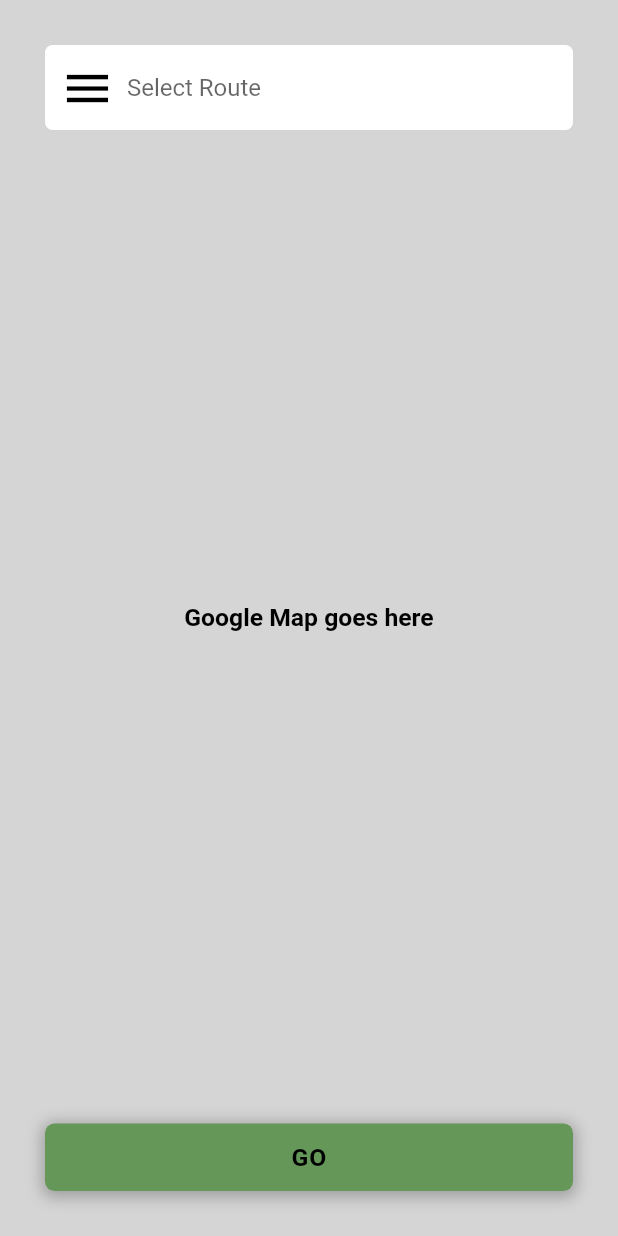
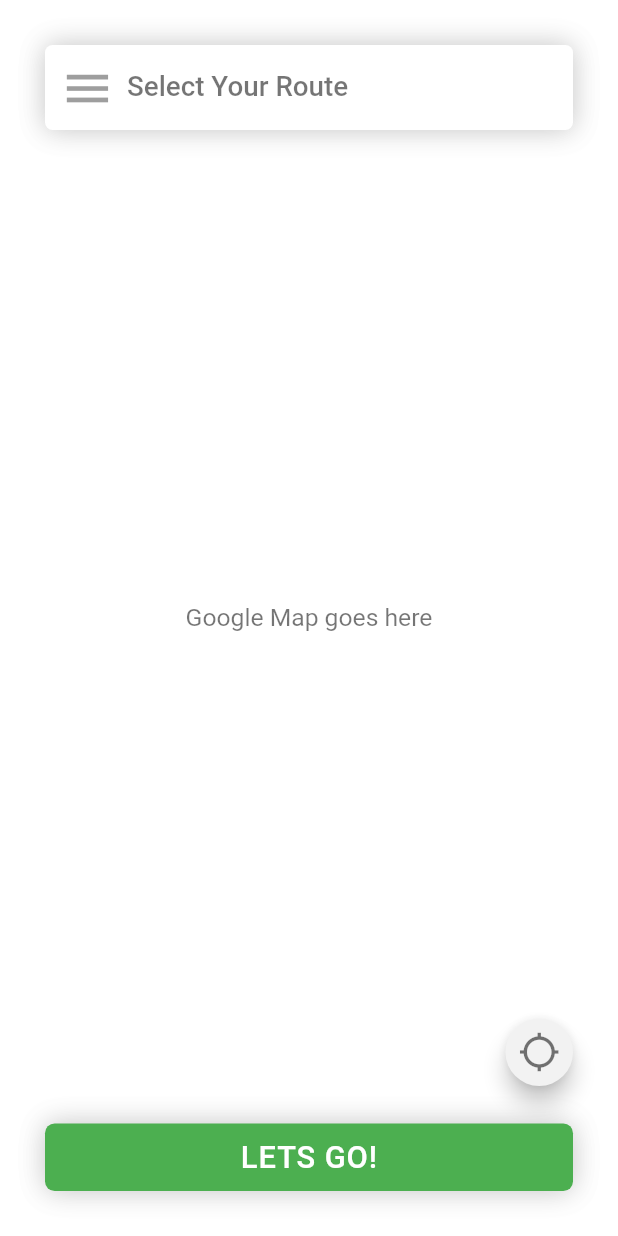
Before and after one commit to mshahzaib1629/transpo_tracky_mobile_app, a Flutter app: the PassengerHomePage screen opened directly, on a phone screen of 412 x 824 dp. Run offline on Flutter 3.47's test engine with Material 2 defaults, Android fonts, the phone set to English and light mode, and no system bars; our stand-ins replace font_awesome_flutter.

Commit message:
App Theme and Font Styling Modified

```diff
--- a/lib/main.dart
+++ b/lib/main.dart
@@ -1,9 +1,7 @@
 import 'package:flutter/material.dart';
 import 'package:flutter/services.dart';
-import 'package:transpo_tracky_mobile_app/driver_pages/route_detail_page.dart';
-import 'package:transpo_tracky_mobile_app/driver_pages/view_all_routes_page.dart';
 import 'package:transpo_tracky_mobile_app/size_config.dart';
-import 'package:transpo_tracky_mobile_app/testing.dart';
+import 'package:transpo_tracky_mobile_app/testing_files_raw_data/theme_color_test.dart';
 
 import './login_page.dart';
 import 'styling.dart';
@@ -33,7 +31,7 @@ class _MyAppState extends State<MyApp> {
         builder: (context, orientation) {
           SizeConfig().init(constraints, orientation);
           return MaterialApp(
-          home: Testing(),
+          home: LoginPage(),
           theme: AppTheme.lightTheme,
         );
         }
--- a/lib/passenger_pages.dart/passenger_home_page.dart
+++ b/lib/passenger_pages/passenger_home_page.dart
@@ -6,8 +6,7 @@ import '../styling.dart';
 class PassengerHomePage extends StatelessWidget {
   Widget _buildMap(BuildContext context) {
     return Container(
-      color: Colors.black12,
-      // height: 32.8125 * SizeConfig.heightMultiplier,
+      color: Colors.white,
       child: Center(
         child: Text('Google Map goes here'),
       ),
@@ -20,22 +19,30 @@ class PassengerHomePage extends StatelessWidget {
       decoration: BoxDecoration(
           color: Colors.white,
           // border: Border.all(width: 1.0, color: Colors.black26),
-          borderRadius: BorderRadius.circular(5.0)),
+          borderRadius: BorderRadius.circular(5.0),
+          boxShadow: [
+            BoxShadow(
+              color: Colors.black12,
+              offset: Offset(0.0, 0.5),
+              blurRadius: 15,
+            ),
+            BoxShadow(
+              color: Colors.black12,
+              offset: Offset(0.0, -0.5),
+              blurRadius: 15,
+            ),
+          ]),
       child: Row(
         children: <Widget>[
           IconButton(
             icon: Icon(Icons.menu),
-            color: Colors.black,
+            color: Theme.of(context).iconTheme.color,
             onPressed: () {},
           ),
-          Expanded(
-            child: TextField(
-              // cursorWidth: ,
-              decoration: InputDecoration(
-                hintText: 'Select Route',
-                border: InputBorder.none,
-              ),
-              style: TextStyle(),
+          GestureDetector(
+            child: Text(
+              'Select Your Route',
+              style: Theme.of(context).textTheme.body2,
             ),
           )
         ],
@@ -43,27 +50,48 @@ class PassengerHomePage extends StatelessWidget {
     );
   }
 
-  Widget _buildLoginButton(BuildContext context) {
+  Widget _buildCurrentLocationButton(BuildContext context) {
+    return Container(
+      margin: EdgeInsets.only(bottom: 25.0),
+      height: 45.0,
+      width: 45.0,
+      child: FloatingActionButton(
+        onPressed: () {},
+        backgroundColor: Theme.of(context).scaffoldBackgroundColor,
+        child: Icon(
+          Icons.location_searching,
+          color: Colors.black54,
+          size: 28,
+        ),
+      ),
+    );
+  }
+
+  Widget _buildGoButton(BuildContext context) {
     return GestureDetector(
       onTap: () {},
       child: Container(
         height: 45,
         width: double.infinity,
         decoration: BoxDecoration(
-            color: Theme.of(context).accentColor,
+            color: Theme.of(context).buttonColor,
             borderRadius:
                 BorderRadius.circular(0.78 * SizeConfig.heightMultiplier),
             boxShadow: [
               BoxShadow(
-                  color: Colors.black26,
-                  offset: Offset(0.0 * SizeConfig.heightMultiplier,
-                      0.23 * SizeConfig.heightMultiplier),
-                  blurRadius: 1.02 * SizeConfig.heightMultiplier,
-                  spreadRadius: 0.2 * SizeConfig.heightMultiplier),
+                color: Colors.black12,
+                offset: Offset(0.0, 0.5),
+                blurRadius: 15,
+              ),
+              BoxShadow(
+                color: Colors.black12,
+                offset: Offset(0.0, -0.5),
+                blurRadius: 15,
+              ),
             ]),
         child: Center(
             child: Text(
-          'GO',
+          'LETS GO!',
           style: Theme.of(context).textTheme.button,
         )),
       ),
@@ -83,7 +111,13 @@ class PassengerHomePage extends StatelessWidget {
               mainAxisAlignment: MainAxisAlignment.spaceBetween,
               children: <Widget>[
                 _buildTopBar(context),
-                _buildLoginButton(context),
+                Column(
+                  crossAxisAlignment: CrossAxisAlignment.end,
+                  children: <Widget>[
+                    _buildCurrentLocationButton(context),
+                    _buildGoButton(context),
+                  ],
+                ),
               ],
             ),
           )
--- a/lib/styling.dart
+++ b/lib/styling.dart
@@ -5,11 +5,11 @@ class AppTheme {
   AppTheme();
   static const Color primaryColor = Color(0xFF344a32);
   static const Color appBackgroundColor = Color(0xFFf2f2f2);
-  static const Color indicatorColor = Color(0xFFD8ECF1);
+  // static const Color indicatorColor = Color(0xFFD8ECF1);
   static const Color unSelectedBackgroundColor = Color(0xFFE7EBEE);
   static const Color subTitleTextColor = Color(0xFF9F988F);
   static const Color accentColor = Color(0xFF659759);
-  static const Color buttonColorDefalut = Color(0xFFF0F55F);
+  static const Color buttonColorDefalut = Color(0xFF4caf50);
 
   static final ThemeData lightTheme = ThemeData(
     primaryColor: primaryColor,
@@ -20,7 +20,7 @@ class AppTheme {
     textTheme: lightTextTheme,
     buttonColor: buttonColorDefalut,
     iconTheme: lightIconTheme,
-    indicatorColor: indicatorColor,
+    indicatorColor: accentColor.withOpacity(0.4),
   );
 
   static final IconThemeData lightIconTheme = IconThemeData(
@@ -33,11 +33,14 @@ class AppTheme {
     title: _titleLight,
     subtitle: _subTitleLight,
     button: _buttonLight,
+    subhead: _subHeadLight,
     display1: _largeTextLight,
     display2: _flatButtonTextLight,
-    display3: _cardTextLight,
-    body1: _defaultTextLight,
-    body2: _selectedTextLight,
+    display3: _cardTitleLight,
+    headline: _headLineLight,
+    body1: _bodyLight1,
+    body2: _bodyLight2,
+
   );
 
   static final TextStyle _titleLight = TextStyle(
@@ -52,34 +55,44 @@ class AppTheme {
   );
 
   static final TextStyle _buttonLight = TextStyle(
-      color: Colors.black,
-      fontWeight: FontWeight.bold,
-      fontSize: 2 * SizeConfig.textMultiplier,
+      color: Colors.white,
+      fontSize: 2.5 * SizeConfig.textMultiplier,
       letterSpacing: 0.6);
 
   static final TextStyle _largeTextLight = TextStyle(
+    color: Colors.black,
+    fontWeight: FontWeight.bold,
+    fontSize: 2.5 * SizeConfig.textMultiplier,
+  );
+
+  static final TextStyle _headLineLight = TextStyle(
     color: Colors.black,
     fontWeight: FontWeight.bold,
     fontSize: 3.0 * SizeConfig.textMultiplier,
   );
 
   static final TextStyle _flatButtonTextLight = TextStyle(
-    color: Colors.white,
+    color: Colors.black,
     fontSize: 2.0 * SizeConfig.textMultiplier,
   );
 
-  static final TextStyle _cardTextLight = TextStyle(
+  static final TextStyle _cardTitleLight = TextStyle(
+    color: Colors.black54,
+    fontSize: 2.81 * SizeConfig.textMultiplier,
+  );
+  static final TextStyle _bodyLight1 = TextStyle(
+    color: Colors.black54,
+    fontSize: 2 * SizeConfig.textMultiplier,
+  );
+
+    // subHead is used for Tile Elements
+    static final TextStyle _subHeadLight = TextStyle(
     color: Colors.black54,
     fontSize: 2.5 * SizeConfig.textMultiplier,
   );
-  static final TextStyle _defaultTextLight = TextStyle(
-    color: Colors.black,
-    fontWeight: FontWeight.bold,
-    fontSize: 2 * SizeConfig.textMultiplier,
-  );
 
-  static final TextStyle _selectedTextLight = TextStyle(
-    color: Color(0xFF3EBACE),
-    fontSize: 2 * SizeConfig.textMultiplier,
+  static final TextStyle _bodyLight2 = TextStyle(
+    color: Colors.black54,
+    fontSize: 2.25 * SizeConfig.textMultiplier,
   );
 }
```
Also changed, not shown: lib/driver_pages/driver_app_drawer.dart (+5 -5 lines), lib/driver_pages/route_detail_page.dart (+2 -5 lines), lib/driver_pages/view_all_routes_page.dart (+20 -13 lines), lib/login_page.dart (+16 -18 lines), lib/testing.dart (deleted, +0 -23 lines), lib/testing_files_raw_data/theme_color_test.dart (added, +67 -0 lines), lib/testing_files_raw_data/theme_text_test.dart (added, +64 -0 lines).
